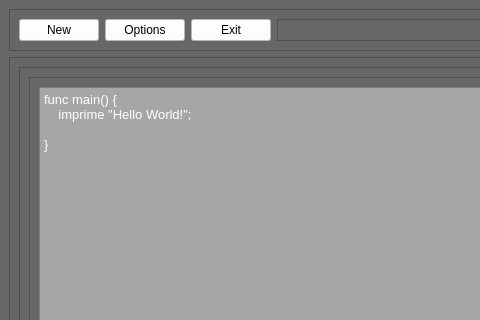
Old version of the form view/view.ui in the repository JesusAbarcaRodriguez/python-newLanguaje; both pictures show x 0 to 480 and y 0 to 320 of the 1105 by 604 pixel window.
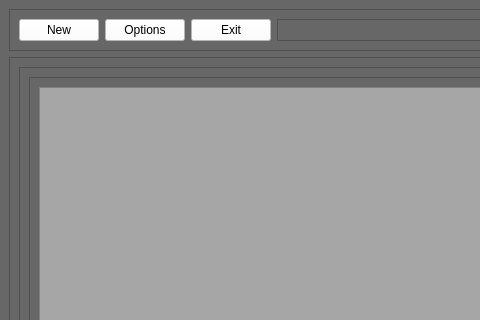
New version of the form.

Patch:
```diff
--- a/view/view.ui
+++ b/view/view.ui
@@ -101,20 +101,16 @@
              <item>
               <widget class="QTextEdit" name="textEdit">
                <property name="styleSheet">
-                <string notr="true">
-font: 63 12pt &quot;Cascadia Code SemiBold&quot;;
+                <string notr="true">font: 8pt &quot;Cascadia Code&quot;;
 background-color: rgb(166, 166, 166);
-color: #FFFFFF;</string>
+</string>
                </property>
                <property name="html">
                 <string>&lt;!DOCTYPE HTML PUBLIC &quot;-//W3C//DTD HTML 4.0//EN&quot; &quot;http://www.w3.org/TR/REC-html40/strict.dtd&quot;&gt;
 &lt;html&gt;&lt;head&gt;&lt;meta name=&quot;qrichtext&quot; content=&quot;1&quot; /&gt;&lt;style type=&quot;text/css&quot;&gt;
 p, li { white-space: pre-wrap; }
-&lt;/style&gt;&lt;/head&gt;&lt;body style=&quot; font-family:'Cascadia Code SemiBold'; font-size:12pt; font-weight:56; font-style:normal;&quot;&gt;
-&lt;p style=&quot; margin-top:12px; margin-bottom:0px; margin-left:0px; margin-right:0px; -qt-block-indent:0; text-indent:0px;&quot;&gt;&lt;span style=&quot; font-family:'Courier New'; font-size:10pt;&quot;&gt;func main() {&lt;/span&gt;&lt;/p&gt;
-&lt;p style=&quot; margin-top:0px; margin-bottom:0px; margin-left:0px; margin-right:0px; -qt-block-indent:0; text-indent:0px;&quot;&gt;&lt;span style=&quot; font-family:'Courier New'; font-size:10pt;&quot;&gt;    imprime &amp;quot;Hello World!&amp;quot;;&lt;/span&gt;&lt;/p&gt;
-&lt;p style=&quot; margin-top:0px; margin-bottom:0px; margin-left:0px; margin-right:0px; -qt-block-indent:0; text-indent:0px;&quot;&gt;&lt;span style=&quot; font-family:'Courier New'; font-size:10pt;&quot;&gt;    &lt;/span&gt;&lt;/p&gt;
-&lt;p style=&quot; margin-top:0px; margin-bottom:12px; margin-left:0px; margin-right:0px; -qt-block-indent:0; text-indent:0px;&quot;&gt;&lt;span style=&quot; font-family:'Courier New'; font-size:10pt;&quot;&gt;}&lt;/span&gt;&lt;/p&gt;&lt;/body&gt;&lt;/html&gt;</string>
+&lt;/style&gt;&lt;/head&gt;&lt;body style=&quot; font-family:'Cascadia Code'; font-size:8pt; font-weight:400; font-style:normal;&quot;&gt;
+&lt;p style=&quot;-qt-paragraph-type:empty; margin-top:0px; margin-bottom:12px; margin-left:0px; margin-right:0px; -qt-block-indent:0; text-indent:0px;&quot;&gt;&lt;br /&gt;&lt;/p&gt;&lt;/body&gt;&lt;/html&gt;</string>
                </property>
               </widget>
              </item>
```
